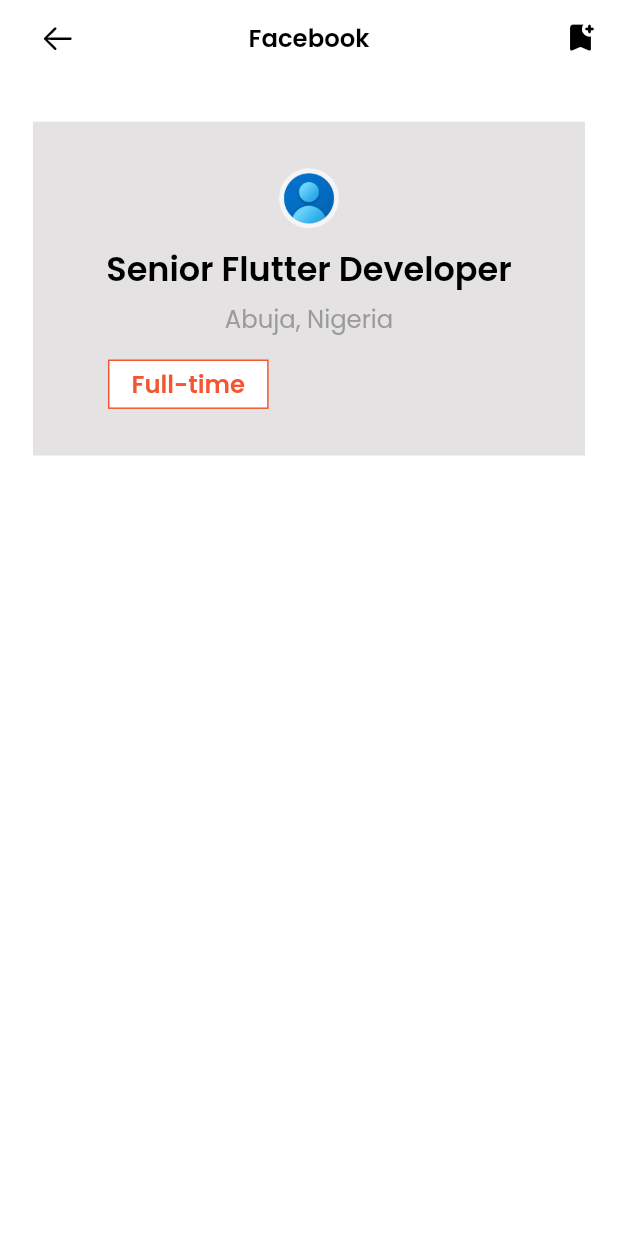
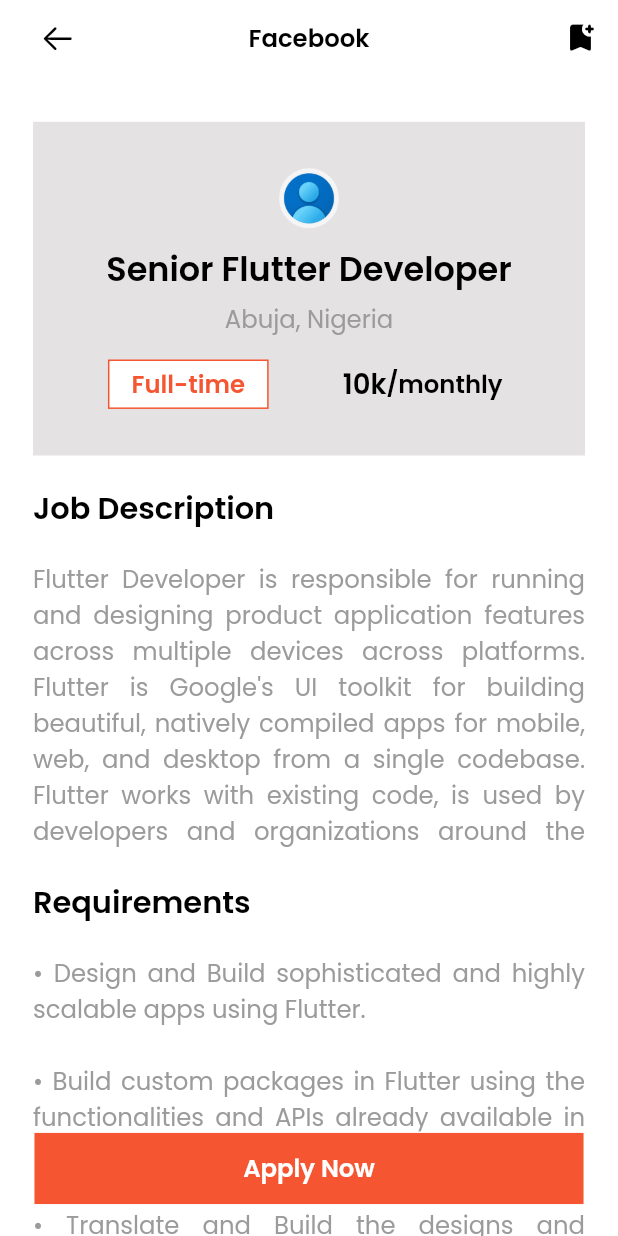
Before and after one commit to cjchika/joboard, a Flutter app: the JobPage screen opened directly, on a phone screen of 412 x 824 dp. Run offline on Flutter 3.47's test engine with Material 2 defaults, Android fonts, the phone set to English and light mode, and no system bars; our stand-ins replace flutter_animate, flutter_screenutil, flutter_svg, flutter_vector_icons, flutter_zoom_drawer, get and 5 more; accounts and stored records are empty.

Commit message:
Job Details Screen

```diff
--- a/lib/constants/app_constants.dart
+++ b/lib/constants/app_constants.dart
@@ -29,7 +29,6 @@ List<String> requirements = [
 String desc =
     "Flutter Developer is responsible for running and designing product application features across multiple devices across platforms. Flutter is Google's UI toolkit for building beautiful, natively compiled apps for mobile, web, and desktop from a single codebase. Flutter works with existing code, is used by developers and organizations around the world, and is free and open source.";
 
-
 List<String> skills = [
   "Node JS",
   "Java SpringBoot",
--- a/lib/views/ui/jobs/job_page.dart
+++ b/lib/views/ui/jobs/job_page.dart
@@ -77,19 +77,86 @@ class _JobPageState extends State<JobPage> {
                           children: [
                             CustomOutlineBtn(
                                 width: width * 0.26,
-                                height: height*0.04,
+                                height: height * 0.04,
                                 color2: Color(kLight.value),
                                 text: "Full-time",
                                 onTap: () {},
                                 color: Color(kOrange.value)),
-                            Row(children: [],)
+                            Row(
+                              children: [
+                                ReusableText(
+                                  text: "10k",
+                                  style: appstyle(
+                                      18, Color(kDark.value), FontWeight.w600),
+                                ),
+                                SizedBox(
+                                  width: width * 0.2,
+                                  child: ReusableText(
+                                    text: "/monthly",
+                                    style: appstyle(16, Color(kDark.value),
+                                        FontWeight.w600),
+                                  ),
+                                )
+                              ],
+                            )
                           ],
                         ),
                       )
                     ],
                   ),
-                )
+                ),
+                const HeightSpacer(size: 20),
+                ReusableText(
+                  text: "Job Description",
+                  style: appstyle(20, Color(kDark.value), FontWeight.w600),
+                ),
+                const HeightSpacer(size: 20),
+                Text(
+                  desc,
+                  textAlign: TextAlign.justify,
+                  maxLines: 8,
+                  style:
+                      appstyle(16, Color(kDarkGrey.value), FontWeight.normal),
+                ),
+                const HeightSpacer(size: 20),
+                ReusableText(
+                  text: "Requirements",
+                  style: appstyle(20, Color(kDark.value), FontWeight.w600),
+                ),
+                const HeightSpacer(size: 20),
+                SizedBox(
+                  height: height * 0.6,
+                  child: ListView.builder(
+                    physics: const NeverScrollableScrollPhysics(),
+                      itemCount: requirements.length,
+                      itemBuilder: (context, index) {
+                        final req = requirements[index];
+                        String bullet = "\u2022";
+                        return Text(
+                          "$bullet $req\n",
+                          maxLines: 4,
+                          textAlign: TextAlign.justify,
+                          style: appstyle(
+                              16, Color(kDarkGrey.value), FontWeight.normal),
+                        );
+                      }),
+                ),
+                const HeightSpacer(size: 20),
               ],
+            ),
+            Align(
+              alignment: Alignment.bottomCenter,
+              child: Padding(
+                padding: EdgeInsets.only(bottom: 20.h),
+                child: CustomOutlineBtn(
+                  width: width,
+                  height: height * 0.06,
+                  text: "Apply Now",
+                  onTap: () {},
+                  color2: Color(kOrange.value),
+                  color: Color(kLight.value),
+                ),
+              ),
             )
           ],
         ),
```
